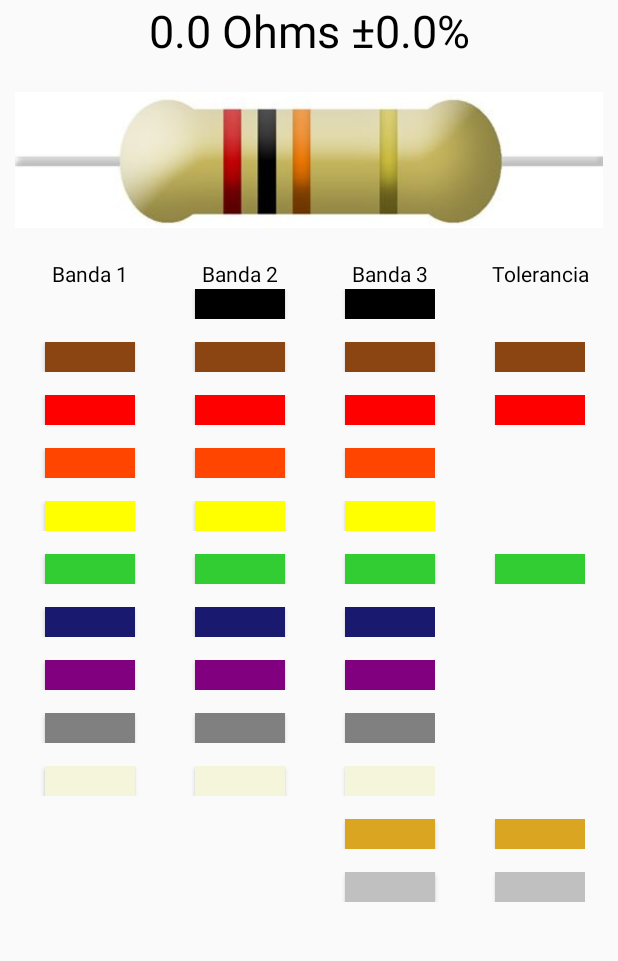
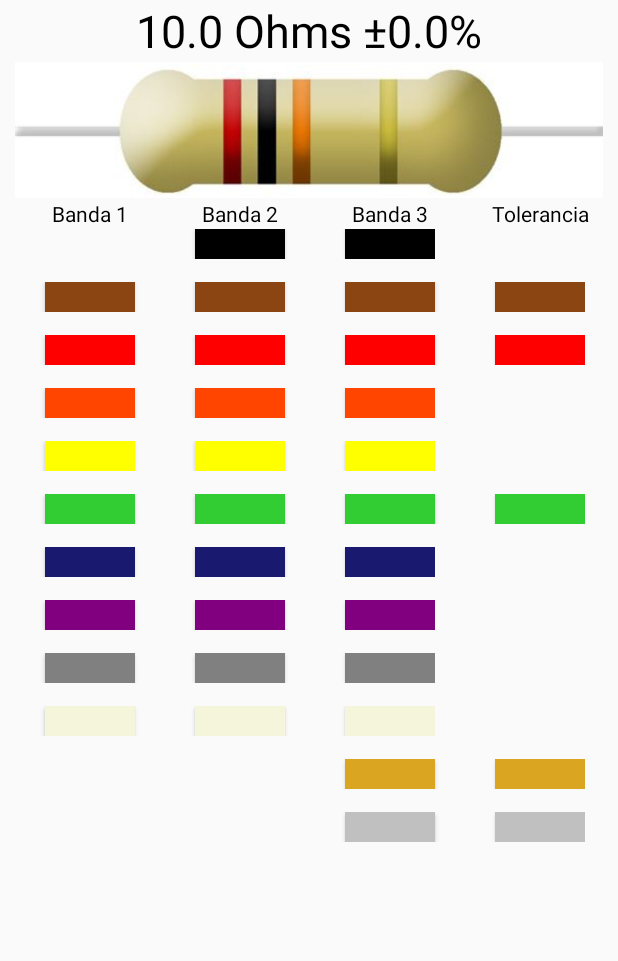
Before and after one commit to nestorcalvo/CalculadoraDeResistencias, an Android app: the screen it shows after launch (MainActivity), after a tap on an icon or button, on a phone screen of 412 x 824 dp, the part 160-1121 px from its top. Run offline under Robolectric (Android 15) with nearby library versions, the light colour scheme and no system bars; 1 other tap on this screen came first.

Commit message:
Whole project...

```diff
--- a/app/src/main/java/com/nestorcalvo/calculadoraderesistencias/MainActivity.kt
+++ b/app/src/main/java/com/nestorcalvo/calculadoraderesistencias/MainActivity.kt
@@ -1,5 +1,6 @@
 package com.nestorcalvo.calculadoraderesistencias
 
+import android.graphics.drawable.Drawable
 import android.os.Bundle
 import android.support.v7.app.AppCompatActivity
 import android.view.View
@@ -7,114 +8,120 @@ import android.widget.Button
 import kotlinx.android.synthetic.main.activity_main.*
 
 class MainActivity : AppCompatActivity() {
-    var band1 = 1
-    var band2 = 0
-    var multiplier:Double= 1.0
-    var tolerancy = 0.0
-    var resultado:Double = 0.0
+    private var band1 = 1
+    private var band2 = 0
+    private var multiplier: Double = 1.0
+    private var tolerancy = 0.0
+    private var resultado: Double = 0.0
+
+
 
     override fun onCreate(savedInstanceState: Bundle?) {
         super.onCreate(savedInstanceState)
         setContentView(R.layout.activity_main)
+
+
     }
 
     fun actualizar(view: View) {
         if (view is Button) {
 
             when (view.id) {
-                R.id.btblack_2band->
+                R.id.btblack_2band ->
                     band2 = 0
-                R.id.btblack_3band->
-                    multiplier = 0.0
-                R.id.btbrown_1band->
+                R.id.btblack_3band ->
+                    multiplier = 1.0
+
+                R.id.btbrown_1band ->
                     band1 = 1
-                R.id.btbrown_2band->
+                R.id.btbrown_2band ->
                     band2 = 1
-                R.id.btbrown_3band->
+                R.id.btbrown_3band ->
                     multiplier = 10.0
-                R.id.btbrown_tolband->
+                R.id.btbrown_tolband ->
                     tolerancy = 1.0
 
-                R.id.btred_1band->
+                R.id.btred_1band ->
                     band1 = 2
-                R.id.btred_2band->
+                R.id.btred_2band ->
                     band2 = 2
-                R.id.btred_3band->
+                R.id.btred_3band ->
                     multiplier = 100.0
-                R.id.btred_tolband->
+                R.id.btred_tolband ->
                     tolerancy = 2.0
 
-                R.id.btorange_1band->
+                R.id.btorange_1band ->
                     band1 = 3
-                R.id.btorange_2band->
+                R.id.btorange_2band ->
                     band2 = 3
-                R.id.btorange_3band->
+                R.id.btorange_3band ->
                     multiplier = 1000.0
 
-                R.id.btyellow_1band->
+                R.id.btyellow_1band ->
                     band1 = 4
-                R.id.btyellow_2band->
+                R.id.btyellow_2band ->
                     band2 = 4
-                R.id.btyellow_3band->
+                R.id.btyellow_3band ->
                     multiplier = 10000.0
 
-                R.id.btgreen_1band->
+                R.id.btgreen_1band ->
                     band1 = 5
-                R.id.btgreen_2band->
+                R.id.btgreen_2band ->
                     band2 = 5
-                R.id.btgreen_3band->
+                R.id.btgreen_3band ->
                     multiplier = 100000.0
-                R.id.btgreen_tolband->
+                R.id.btgreen_tolband ->
                     tolerancy = 0.5
 
-                R.id.btblue_1band->
+                R.id.btblue_1band ->
                     band1 = 6
-                R.id.btblue_2band->
+                R.id.btblue_2band ->
                     band2 = 6
-                R.id.btblue_3band->
+                R.id.btblue_3band ->
                     multiplier = 1000000.0
 
 
-                R.id.btpurple_1band->
+                R.id.btpurple_1band ->
                     band1 = 7
-                R.id.btpurple_2band->
+                R.id.btpurple_2band ->
                     band2 = 7
-                R.id.btpurple_3band->
+                R.id.btpurple_3band ->
                     multiplier = 10000000.0
 
 
-                R.id.btgray_1band->
+                R.id.btgray_1band ->
                     band1 = 8
-                R.id.btgray_2band->
+                R.id.btgray_2band ->
                     band2 = 8
-                R.id.btgray_3band->
+                R.id.btgray_3band ->
                     multiplier = 100000000.0
 
-                R.id.btwhite_1band->
+                R.id.btwhite_1band ->
                     band1 = 9
-                R.id.btwhite_2band->
+                R.id.btwhite_2band ->
                     band2 = 9
-                R.id.btwhite_3band->
-                    multiplier = 1E8
+                R.id.btwhite_3band ->
+                    multiplier = 1E9
 
-                R.id.btgold_3band->
+                R.id.btgold_3band ->
                     multiplier = 0.1
-                R.id.btgold_tolband->
+                R.id.btgold_tolband ->
                     tolerancy = 5.0
 
-                R.id.btsilver_3band->
+                R.id.btsilver_3band ->
                     multiplier = 0.01
-                R.id.btsilver_tolband->
+                R.id.btsilver_tolband ->
                     tolerancy = 10.0
-
-
-
 
 
             }
         }
-        resultado = ((band1 *10 + band2)*multiplier)
+        resultado = ((band1.toDouble() * 10 + band2.toDouble()) * multiplier)
+        //var color = view.background
+        //llband1.background = color
+
         tvResultado.text = ("$resultado Ohms ±$tolerancy%")
 
     }
+
 }
--- a/app/src/main/res/layout/activity_main.xml
+++ b/app/src/main/res/layout/activity_main.xml
@@ -10,7 +10,7 @@
             android:layout_height="wrap_content"
             android:text="@string/Titulo"
             android:gravity="center_horizontal"
-            android:textSize="30dp"
+            android:textSize="30sp"
             android:textColor="@color/black"
     />
     <TextView
@@ -18,15 +18,55 @@
             android:layout_height="wrap_content"
 
             android:gravity="center_horizontal"
-            android:textSize="30dp"
+            android:textSize="30sp"
             android:textColor="@color/black"
             android:id="@+id/tvResultado"
     />
-    <ImageView
+    <FrameLayout
             android:layout_width="match_parent"
-            android:layout_height="wrap_content"
-            android:src="@mipmap/resistencia"
-    />
+            android:layout_height="match_parent">
+
+        <ImageView
+                android:layout_width="wrap_content"
+                android:layout_height="92dp"
+                android:src="@mipmap/resistencia"
+        />
+        <LinearLayout
+                android:layout_width="13dp"
+                android:layout_height="70dp"
+                android:layout_marginStart="138dp"
+                android:layout_marginTop="12dp"
+                android:id="@+id/llband1"
+                android:orientation="horizontal">
+
+        </LinearLayout>
+        <LinearLayout
+                android:layout_width="13dp"
+                android:layout_height="70dp"
+                android:layout_marginStart="161dp"
+                android:layout_marginTop="12dp"
+                android:id="@+id/llband2"
+                android:orientation="horizontal">
+        </LinearLayout>
+        <LinearLayout
+                android:layout_width="13dp"
+                android:layout_height="70dp"
+                android:layout_marginStart="184dp"
+                android:layout_marginTop="12dp"
+                android:id="@+id/llband3"
+                android:orientation="horizontal">
+
+        </LinearLayout>
+        <LinearLayout
+                android:layout_width="13dp"
+                android:layout_height="70dp"
+                android:layout_marginStart="242dp"
+                android:layout_marginTop="12dp"
+                android:id="@+id/lltolband"
+                android:orientation="horizontal">
+
+        </LinearLayout>
+    </FrameLayout>
     <LinearLayout android:layout_width="wrap_content"
                   android:layout_height="wrap_content">
         <TextView
@@ -434,6 +474,4 @@
     </LinearLayout>
 
 
-
-
 </LinearLayout>
```
